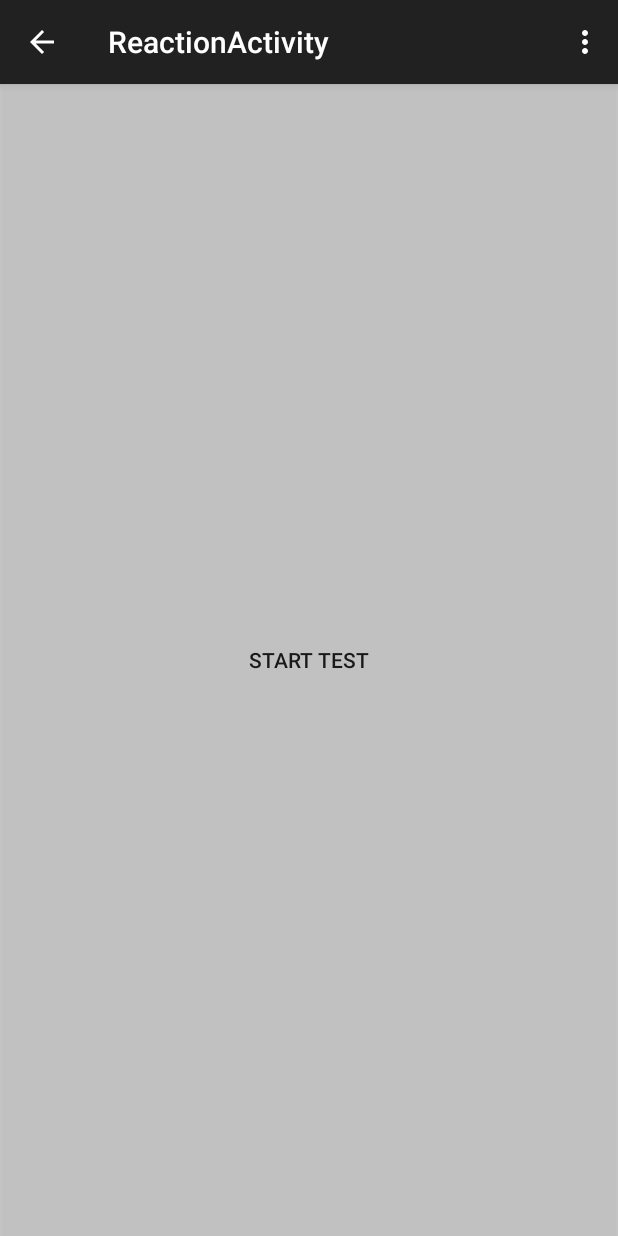
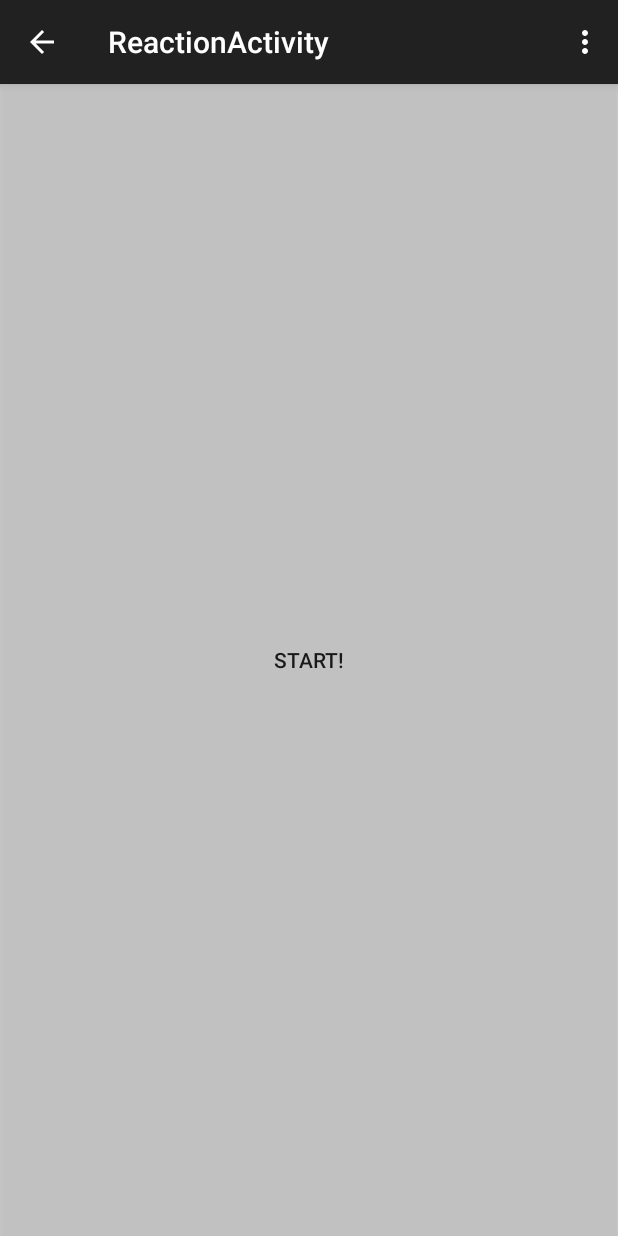
Before and after one commit to edcarter/AndroidBuzzer, an Android app: the ReactionActivity screen opened directly, with no data from a screen before it, on a phone screen of 412 x 824 dp. Run offline under Robolectric (Android 15) with nearby library versions, the phone set to English and light mode, and no system bars.

Commit message:
updated reaction mode gui and email formatting

```diff
--- a/app/src/main/java/com/example/elias/androidbuzzer/StatisticsActivity.java
+++ b/app/src/main/java/com/example/elias/androidbuzzer/StatisticsActivity.java
@@ -84,14 +84,14 @@ public class StatisticsActivity extends AppCompatActivity {
     private String emailStatisticsFormat(ArrayList<String> statistics){
         String formatted = "";
         for (String s : statistics){
-            formatted += s + "\n";
+            formatted += s + "\n\n";
         }
         if (formatted == "") formatted = "No Statistics Yet!";
         return formatted;
     }
 
     private void notifyNoEmailHandler(){
-        CharSequence text = "You Don't Have An Email App Set Up. Sign Into The Email App Or Download An Email App";
+        CharSequence text = "You Don't Have An Email App Set Up! Sign Into Or Install The Email App.";
         int duration = Toast.LENGTH_LONG;
 
         Toast toast = Toast.makeText(this, text, duration);
--- a/app/src/main/res/values/strings.xml
+++ b/app/src/main/res/values/strings.xml
@@ -8,9 +8,9 @@
     <string name="title_activity_reaction">ReactionActivity</string>
     <string name="title_activity_game_show">GameShowActivity</string>
     <string name="title_activity_statistics">StatisticsActivity</string>
-    <string name="reaction_button_stopped_text">Start Test</string>
-    <string name="reaction_rules_dialog_message">ReplaceMe.....</string>
-    <string name="reaction_rules_dialog_title">Rules</string>
+    <string name="reaction_button_stopped_text">START!</string>
+    <string name="reaction_rules_dialog_message">Hit The Grey Button To Start!\nWait For The Screen To Turn From Red To Green Then Hit The Button!</string>
+    <string name="reaction_rules_dialog_title">Instructions</string>
     <string name="reaction_rules_dialog_ok_button">OK!</string>
     <string name="title_activity_player_selection">PlayerSelectionActivity</string>
     <string name="select_player_text">Select Number Of Players!</string>
```
Also changed, not shown: app/src/main/java/com/example/elias/androidbuzzer/ReactionActivity.java (+5 -2 lines).
